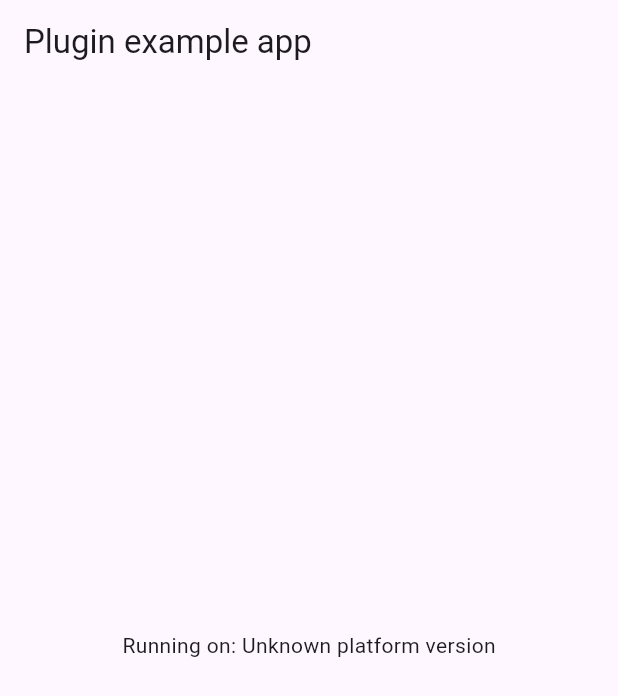
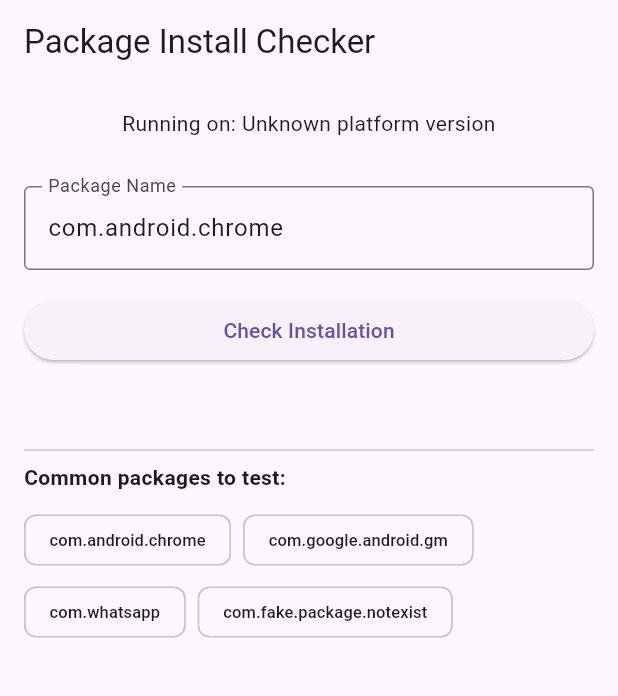
Before and after one commit to SUPER0214T/package_install_checker, a Flutter app: the screen it shows after launch, on a phone screen of 412 x 824 dp. Shown: the top 696 px of the screen. Run offline on Flutter 3.47's test engine with Material 3 defaults, Android fonts, the phone set to English and light mode, and no system bars; our stand-ins replace plugin_platform_interface.

Commit message:
feat: impl isPackageInstalled method

```diff
--- a/example/lib/main.dart
+++ b/example/lib/main.dart
@@ -17,12 +17,21 @@ class MyApp extends StatefulWidget {
 
 class _MyAppState extends State<MyApp> {
   String _platformVersion = 'Unknown';
-  final _packageInstallCheckerPlugin = PackageInstallChecker();
+  bool? _isInstalled;
+  final _packageNameController = TextEditingController(
+    text: 'com.android.chrome', // Default test package
+  );
 
   @override
   void initState() {
     super.initState();
     initPlatformState();
+  }
+
+  @override
+  void dispose() {
+    _packageNameController.dispose();
+    super.dispose();
   }
 
   // Platform messages are asynchronous, so we initialize in an async method.
@@ -32,7 +41,8 @@ class _MyAppState extends State<MyApp> {
     // We also handle the message potentially returning null.
     try {
       platformVersion =
-          await _packageInstallCheckerPlugin.getPlatformVersion() ?? 'Unknown platform version';
+          await PackageInstallChecker.getPlatformVersion() ??
+          'Unknown platform version';
     } on PlatformException {
       platformVersion = 'Failed to get platform version.';
     }
@@ -47,17 +57,125 @@ class _MyAppState extends State<MyApp> {
     });
   }
 
+  Future<void> checkPackage() async {
+    final packageName = _packageNameController.text.trim();
+
+    if (packageName.isEmpty) {
+      ScaffoldMessenger.of(context).showSnackBar(
+        const SnackBar(content: Text('Please enter a package name')),
+      );
+      return;
+    }
+
+    try {
+      final isInstalled = await PackageInstallChecker.isPackageInstalled(
+        packageName,
+      );
+      setState(() {
+        _isInstalled = isInstalled;
+      });
+    } on PlatformException catch (e) {
+      setState(() {
+        _isInstalled = null;
+      });
+      if (mounted) {
+        ScaffoldMessenger.of(
+          context,
+        ).showSnackBar(SnackBar(content: Text('Error: ${e.message}')));
+      }
+    }
+  }
+
   @override
   Widget build(BuildContext context) {
     return MaterialApp(
       home: Scaffold(
-        appBar: AppBar(
-          title: const Text('Plugin example app'),
-        ),
-        body: Center(
-          child: Text('Running on: $_platformVersion\n'),
+        appBar: AppBar(title: const Text('Package Install Checker')),
+        body: Padding(
+          padding: const EdgeInsets.all(16.0),
+          child: Column(
+            crossAxisAlignment: CrossAxisAlignment.stretch,
+            children: [
+              Text(
+                'Running on: $_platformVersion',
+                textAlign: TextAlign.center,
+                style: Theme.of(context).textTheme.bodyMedium,
+              ),
+              const SizedBox(height: 32),
+              TextField(
+                controller: _packageNameController,
+                decoration: const InputDecoration(
+                  labelText: 'Package Name',
+                  hintText: 'com.example.app',
+                  border: OutlineInputBorder(),
+                ),
+              ),
+              const SizedBox(height: 16),
+              ElevatedButton(
+                onPressed: checkPackage,
+                child: const Text('Check Installation'),
+              ),
+              const SizedBox(height: 32),
+              if (_isInstalled != null)
+                Card(
+                  color: _isInstalled!
+                      ? Colors.green.shade50
+                      : Colors.red.shade50,
+                  child: Padding(
+                    padding: const EdgeInsets.all(16.0),
+                    child: Column(
+                      children: [
+                        Icon(
+                          _isInstalled! ? Icons.check_circle : Icons.cancel,
+                          color: _isInstalled! ? Colors.green : Colors.red,
+                          size: 48,
+                        ),
+                        const SizedBox(height: 8),
+                        Text(
+                          _isInstalled!
+                              ? 'Package is installed ✓'
+                              : 'Package is NOT installed ✗',
+                          style: Theme.of(context).textTheme.titleMedium
+                              ?.copyWith(
+                                color: _isInstalled!
+                                    ? Colors.green.shade900
+                                    : Colors.red.shade900,
+                              ),
+                        ),
+                      ],
+                    ),
+                  ),
+                ),
+              const SizedBox(height: 16),
+              const Divider(),
+              const Text(
+                'Common packages to test:',
+                style: TextStyle(fontWeight: FontWeight.bold),
+              ),
+              const SizedBox(height: 8),
+              Wrap(
+                spacing: 8,
+                children: [
+                  _buildQuickTestChip('com.android.chrome'),
+                  _buildQuickTestChip('com.google.android.gm'),
+                  _buildQuickTestChip('com.whatsapp'),
+                  _buildQuickTestChip('com.fake.package.notexist'),
+                ],
+              ),
+            ],
+          ),
         ),
       ),
     );
   }
+
+  Widget _buildQuickTestChip(String packageName) {
+    return ActionChip(
+      label: Text(packageName, style: const TextStyle(fontSize: 11)),
+      onPressed: () {
+        _packageNameController.text = packageName;
+        checkPackage();
+      },
+    );
+  }
 }
```
Also changed, not shown: lib/package_install_checker.dart (+7 -2 lines), lib/package_install_checker_method_channel.dart (+17 -1 lines), lib/package_install_checker_platform_interface.dart (+6 -1 lines), 2 other files.
